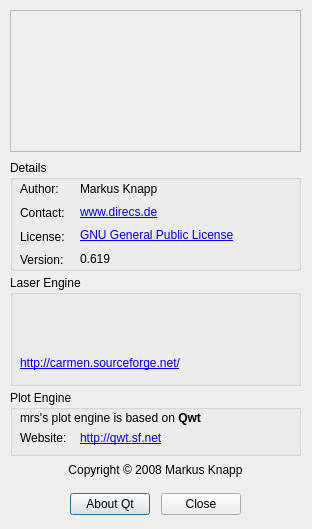
Qt form mrs/trunk/src/aboutDialog.ui (markusk/direcs) before a commit.
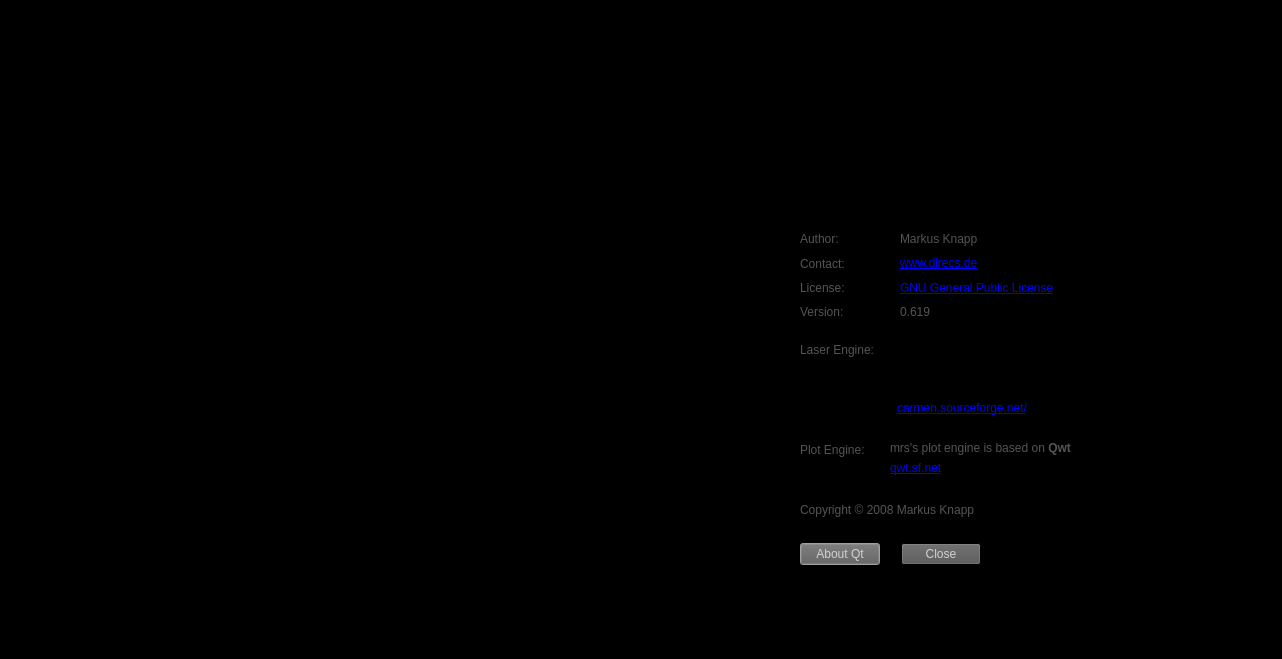
The same form after that commit. Icons and pictures are not drawn.

```diff
--- a/mrs/trunk/src/aboutDialog.ui
+++ b/mrs/trunk/src/aboutDialog.ui
@@ -8,8 +8,8 @@
    <rect>
     <x>0</x>
     <y>0</y>
-    <width>312</width>
-    <height>529</height>
+    <width>1282</width>
+    <height>659</height>
    </rect>
   </property>
   <property name="sizePolicy" >
@@ -18,11 +18,231 @@
     <verstretch>0</verstretch>
    </sizepolicy>
   </property>
-  <property name="maximumSize" >
-   <size>
-    <width>312</width>
-    <height>529</height>
-   </size>
+  <property name="palette" >
+   <palette>
+    <active>
+     <colorrole role="WindowText" >
+      <brush brushstyle="SolidPattern" >
+       <color alpha="255" >
+        <red>84</red>
+        <green>84</green>
+        <blue>84</blue>
+       </color>
+      </brush>
+     </colorrole>
+     <colorrole role="Button" >
+      <brush brushstyle="SolidPattern" >
+       <color alpha="255" >
+        <red>84</red>
+        <green>84</green>
+        <blue>84</blue>
+       </color>
+      </brush>
+     </colorrole>
+     <colorrole role="Text" >
+      <brush brushstyle="SolidPattern" >
+       <color alpha="255" >
+        <red>84</red>
+        <green>84</green>
+        <blue>84</blue>
+       </color>
+      </brush>
+     </colorrole>
+     <colorrole role="ButtonText" >
+      <brush brushstyle="SolidPattern" >
+       <color alpha="255" >
+        <red>209</red>
+        <green>209</green>
+        <blue>209</blue>
+       </color>
+      </brush>
+     </colorrole>
+     <colorrole role="Base" >
+      <brush brushstyle="SolidPattern" >
+       <color alpha="255" >
+        <red>0</red>
+        <green>0</green>
+        <blue>0</blue>
+       </color>
+      </brush>
+     </colorrole>
+     <colorrole role="Window" >
+      <brush brushstyle="SolidPattern" >
+       <color alpha="255" >
+        <red>0</red>
+        <green>0</green>
+        <blue>0</blue>
+       </color>
+      </brush>
+     </colorrole>
+     <colorrole role="Highlight" >
+      <brush brushstyle="SolidPattern" >
+       <color alpha="255" >
+        <red>209</red>
+        <green>209</green>
+        <blue>209</blue>
+       </color>
+      </brush>
+     </colorrole>
+     <colorrole role="Link" >
+      <brush brushstyle="SolidPattern" >
+       <color alpha="255" >
+        <red>209</red>
+        <green>209</green>
+        <blue>209</blue>
+       </color>
+      </brush>
+     </colorrole>
+    </active>
+    <inactive>
+     <colorrole role="WindowText" >
+      <brush brushstyle="SolidPattern" >
+       <color alpha="255" >
+        <red>84</red>
+        <green>84</green>
+        <blue>84</blue>
+       </color>
+      </brush>
+     </colorrole>
+     <colorrole role="Button" >
+      <brush brushstyle="SolidPattern" >
+       <color alpha="255" >
+        <red>84</red>
+        <green>84</green>
+        <blue>84</blue>
+       </color>
+      </brush>
+     </colorrole>
+     <colorrole role="Text" >
+      <brush brushstyle="SolidPattern" >
+       <color alpha="255" >
+        <red>84</red>
+        <green>84</green>
+        <blue>84</blue>
+       </color>
+      </brush>
+     </colorrole>
+     <colorrole role="ButtonText" >
+      <brush brushstyle="SolidPattern" >
+       <color alpha="255" >
+        <red>209</red>
+        <green>209</green>
+        <blue>209</blue>
+       </color>
+      </brush>
+     </colorrole>
+     <colorrole role="Base" >
+      <brush brushstyle="SolidPattern" >
+       <color alpha="255" >
+        <red>0</red>
+        <green>0</green>
+        <blue>0</blue>
+       </color>
+      </brush>
+     </colorrole>
+     <colorrole role="Window" >
+      <brush brushstyle="SolidPattern" >
+       <color alpha="255" >
+        <red>0</red>
+        <green>0</green>
+        <blue>0</blue>
+       </color>
+      </brush>
+     </colorrole>
+     <colorrole role="Highlight" >
+      <brush brushstyle="SolidPattern" >
+       <color alpha="255" >
+        <red>209</red>
+        <green>209</green>
+        <blue>209</blue>
+       </color>
+      </brush>
+     </colorrole>
+     <colorrole role="Link" >
+      <brush brushstyle="SolidPattern" >
+       <color alpha="255" >
+        <red>209</red>
+        <green>209</green>
+        <blue>209</blue>
+       </color>
+      </brush>
+     </colorrole>
+    </inactive>
+    <disabled>
+     <colorrole role="WindowText" >
+      <brush brushstyle="SolidPattern" >
+       <color alpha="255" >
+        <red>128</red>
+        <green>128</green>
+        <blue>128</blue>
+       </color>
+      </brush>
+     </colorrole>
+     <colorrole role="Button" >
+      <brush brushstyle="SolidPattern" >
+       <color alpha="255" >
+        <red>84</red>
+        <green>84</green>
+        <blue>84</blue>
+       </color>
+      </brush>
+     </colorrole>
+     <colorrole role="Text" >
+      <brush brushstyle="SolidPattern" >
+       <color alpha="255" >
+        <red>128</red>
+        <green>128</green>
+        <blue>128</blue>
+       </color>
+      </brush>
+     </colorrole>
+     <colorrole role="ButtonText" >
+      <brush brushstyle="SolidPattern" >
+       <color alpha="255" >
+        <red>128</red>
+        <green>128</green>
+        <blue>128</blue>
+       </color>
+      </brush>
+     </colorrole>
+     <colorrole role="Base" >
+      <brush brushstyle="SolidPattern" >
+       <color alpha="255" >
+        <red>0</red>
+        <green>0</green>
+        <blue>0</blue>
+       </color>
+      </brush>
+     </colorrole>
+     <colorrole role="Window" >
+      <brush brushstyle="SolidPattern" >
+       <color alpha="255" >
+        <red>0</red>
+        <green>0</green>
+        <blue>0</blue>
+       </color>
+      </brush>
+     </colorrole>
+     <colorrole role="Highlight" >
+      <brush brushstyle="SolidPattern" >
+       <color alpha="255" >
+        <red>0</red>
+        <green>0</green>
+        <blue>128</blue>
+       </color>
+      </brush>
+     </colorrole>
+     <colorrole role="Link" >
+      <brush brushstyle="SolidPattern" >
+       <color alpha="255" >
+        <red>209</red>
+        <green>209</green>
+        <blue>209</blue>
+       </color>
+      </brush>
+     </colorrole>
+    </disabled>
+   </palette>
   </property>
   <property name="contextMenuPolicy" >
    <enum>Qt::NoContextMenu</enum>
@@ -39,10 +259,10 @@
   <widget class="QLabel" name="label" >
    <property name="geometry" >
     <rect>
-     <x>10</x>
-     <y>10</y>
-     <width>291</width>
-     <height>142</height>
+     <x>0</x>
+     <y>0</y>
+     <width>1284</width>
+     <height>224</height>
     </rect>
    </property>
    <property name="frameShape" >
@@ -61,146 +281,52 @@
     <set>Qt::AlignCenter</set>
    </property>
   </widget>
-  <widget class="QGroupBox" name="groupBox" >
+  <widget class="QWidget" name="layoutWidget" >
    <property name="geometry" >
     <rect>
-     <x>10</x>
-     <y>275</y>
-     <width>291</width>
-     <height>111</height>
+     <x>800</x>
+     <y>540</y>
+     <width>181</width>
+     <height>29</height>
     </rect>
    </property>
-   <property name="title" >
-    <string>Laser Engine</string>
-   </property>
-   <widget class="QLabel" name="label_2" >
-    <property name="geometry" >
-     <rect>
-      <x>10</x>
-      <y>20</y>
-      <width>160</width>
-      <height>58</height>
-     </rect>
-    </property>
-    <property name="autoFillBackground" >
-     <bool>false</bool>
-    </property>
-    <property name="frameShape" >
-     <enum>QFrame::NoFrame</enum>
-    </property>
+   <layout class="QHBoxLayout" >
+    <item>
+     <widget class="QPushButton" name="btnAboutQt" >
     <property name="text" >
-     <string/>
-    </property>
-    <property name="pixmap" >
-     <pixmap resource="../mrs.qrc" >:/images/images/carmen-logo-trans.png</pixmap>
-    </property>
-    <property name="scaledContents" >
-     <bool>true</bool>
-    </property>
-    <property name="alignment" >
-     <set>Qt::AlignCenter</set>
-    </property>
-   </widget>
-   <widget class="QLabel" name="label_15" >
-    <property name="geometry" >
-     <rect>
-      <x>10</x>
-      <y>80</y>
-      <width>179</width>
-      <height>17</height>
-     </rect>
-    </property>
-    <property name="text" >
-     <string>&lt;a href="http://carmen.sourceforge.net/">http://carmen.sourceforge.net/&lt;/a></string>
-    </property>
-    <property name="textFormat" >
-     <enum>Qt::RichText</enum>
-    </property>
-    <property name="openExternalLinks" >
-     <bool>true</bool>
-    </property>
-   </widget>
+       <string>About Qt</string>
+      </property>
+     </widget>
+    </item>
+    <item>
+     <widget class="QDialogButtonBox" name="buttonBox" >
+      <property name="standardButtons" >
+       <set>QDialogButtonBox::Close</set>
+      </property>
+     </widget>
+    </item>
+   </layout>
   </widget>
-  <widget class="QGroupBox" name="groupBox_2" >
+  <widget class="QLabel" name="label_12" >
    <property name="geometry" >
     <rect>
-     <x>10</x>
-     <y>390</y>
-     <width>291</width>
-     <height>66</height>
+     <x>800</x>
+     <y>500</y>
+     <width>191</width>
+     <height>20</height>
     </rect>
    </property>
-   <property name="title" >
-    <string>Plot Engine</string>
-   </property>
-   <widget class="QLabel" name="label_3" >
-    <property name="geometry" >
-     <rect>
-      <x>70</x>
-      <y>40</y>
-      <width>211</width>
-      <height>16</height>
-     </rect>
-    </property>
     <property name="text" >
-     <string>&lt;a href="http://qwt.sf.net">http://qwt.sf.net&lt;/a></string>
-    </property>
-    <property name="textFormat" >
-     <enum>Qt::RichText</enum>
-    </property>
-    <property name="openExternalLinks" >
-     <bool>true</bool>
-    </property>
-   </widget>
-   <widget class="QLabel" name="label_4" >
-    <property name="geometry" >
-     <rect>
-      <x>10</x>
-      <y>20</y>
-      <width>271</width>
-      <height>16</height>
-     </rect>
-    </property>
-    <property name="text" >
-     <string>mrs's plot engine is based on &lt;b>Qwt&lt;/b></string>
-    </property>
-    <property name="textFormat" >
-     <enum>Qt::RichText</enum>
-    </property>
-   </widget>
-   <widget class="QLabel" name="label_11" >
-    <property name="geometry" >
-     <rect>
-      <x>10</x>
-      <y>40</y>
-      <width>52</width>
-      <height>16</height>
-     </rect>
-    </property>
-    <property name="text" >
-     <string>Website:</string>
-    </property>
-   </widget>
-  </widget>
-  <widget class="QGroupBox" name="groupBox_3" >
-   <property name="geometry" >
-    <rect>
-     <x>10</x>
-     <y>160</y>
-     <width>291</width>
-     <height>111</height>
-    </rect>
-   </property>
-   <property name="title" >
-    <string>Details</string>
-   </property>
+    <string>Copyright © 2008 Markus Knapp</string>
+   </property>
+  </widget>
    <widget class="QWidget" name="layoutWidget" >
     <property name="geometry" >
      <rect>
-      <x>10</x>
-      <y>20</y>
+     <x>800</x>
+     <y>230</y>
       <width>56</width>
-      <height>89</height>
+     <height>91</height>
      </rect>
     </property>
     <layout class="QVBoxLayout" >
@@ -237,10 +363,10 @@
    <widget class="QWidget" name="layoutWidget" >
     <property name="geometry" >
      <rect>
-      <x>70</x>
-      <y>20</y>
+     <x>900</x>
+     <y>230</y>
       <width>211</width>
-      <height>87</height>
+     <height>91</height>
      </rect>
     </property>
     <layout class="QVBoxLayout" >
@@ -286,47 +412,112 @@
      </item>
     </layout>
    </widget>
+  <widget class="QLabel" name="label_2" >
+   <property name="geometry" >
+    <rect>
+     <x>890</x>
+     <y>340</y>
+     <width>160</width>
+     <height>58</height>
+    </rect>
+   </property>
+   <property name="autoFillBackground" >
+    <bool>false</bool>
+   </property>
+   <property name="frameShape" >
+    <enum>QFrame::NoFrame</enum>
+   </property>
+   <property name="text" >
+    <string/>
+   </property>
+   <property name="pixmap" >
+    <pixmap resource="../mrs.qrc" >:/images/images/carmen-logo-trans.png</pixmap>
+   </property>
+   <property name="scaledContents" >
+    <bool>true</bool>
+   </property>
+   <property name="alignment" >
+    <set>Qt::AlignCenter</set>
+   </property>
   </widget>
-  <widget class="QWidget" name="layoutWidget" >
+  <widget class="QLabel" name="label_15" >
    <property name="geometry" >
     <rect>
-     <x>70</x>
-     <y>490</y>
-     <width>171</width>
-     <height>29</height>
+     <x>897</x>
+     <y>400</y>
+     <width>151</width>
+     <height>17</height>
     </rect>
    </property>
-   <layout class="QHBoxLayout" >
-    <item>
-     <widget class="QPushButton" name="btnAboutQt" >
       <property name="text" >
-       <string>About Qt</string>
-      </property>
-     </widget>
-    </item>
-    <item>
-     <widget class="QDialogButtonBox" name="buttonBox" >
-      <property name="standardButtons" >
-       <set>QDialogButtonBox::Close</set>
-      </property>
-     </widget>
-    </item>
-   </layout>
+    <string>&lt;a href="http://carmen.sourceforge.net/">carmen.sourceforge.net/&lt;/a></string>
+   </property>
+   <property name="textFormat" >
+    <enum>Qt::RichText</enum>
+   </property>
+   <property name="openExternalLinks" >
+    <bool>true</bool>
+   </property>
+  </widget>
+  <widget class="QLabel" name="label_16" >
+   <property name="geometry" >
+    <rect>
+     <x>800</x>
+     <y>340</y>
+     <width>81</width>
+     <height>19</height>
+    </rect>
+   </property>
+   <property name="text" >
+    <string>Laser Engine:</string>
+   </property>
+  </widget>
+  <widget class="QLabel" name="label_4" >
+   <property name="geometry" >
+    <rect>
+     <x>890</x>
+     <y>440</y>
+     <width>201</width>
+     <height>17</height>
+    </rect>
+   </property>
+   <property name="text" >
+    <string>mrs's plot engine is based on &lt;b>Qwt&lt;/b></string>
+   </property>
+   <property name="textFormat" >
+    <enum>Qt::RichText</enum>
+   </property>
   </widget>
-  <widget class="QLabel" name="label_12" >
+  <widget class="QLabel" name="label_3" >
    <property name="geometry" >
     <rect>
-     <x>10</x>
+     <x>890</x>
      <y>460</y>
-     <width>291</width>
-     <height>20</height>
+     <width>61</width>
+     <height>17</height>
     </rect>
    </property>
    <property name="text" >
-    <string>Copyright © 2008 Markus Knapp</string>
+    <string>&lt;a href="http://qwt.sf.net">qwt.sf.net&lt;/a></string>
    </property>
-   <property name="alignment" >
-    <set>Qt::AlignCenter</set>
+   <property name="textFormat" >
+    <enum>Qt::RichText</enum>
+   </property>
+   <property name="openExternalLinks" >
+    <bool>true</bool>
+   </property>
+  </widget>
+  <widget class="QLabel" name="label_17" >
+   <property name="geometry" >
+    <rect>
+     <x>800</x>
+     <y>440</y>
+     <width>209</width>
+     <height>19</height>
+    </rect>
+   </property>
+   <property name="text" >
+    <string>Plot Engine:</string>
    </property>
   </widget>
  </widget>
```
Left out of the diff: 6 changed lines with no effect on the pictures. Lines whose indentation alone changed are shown as unchanged.
